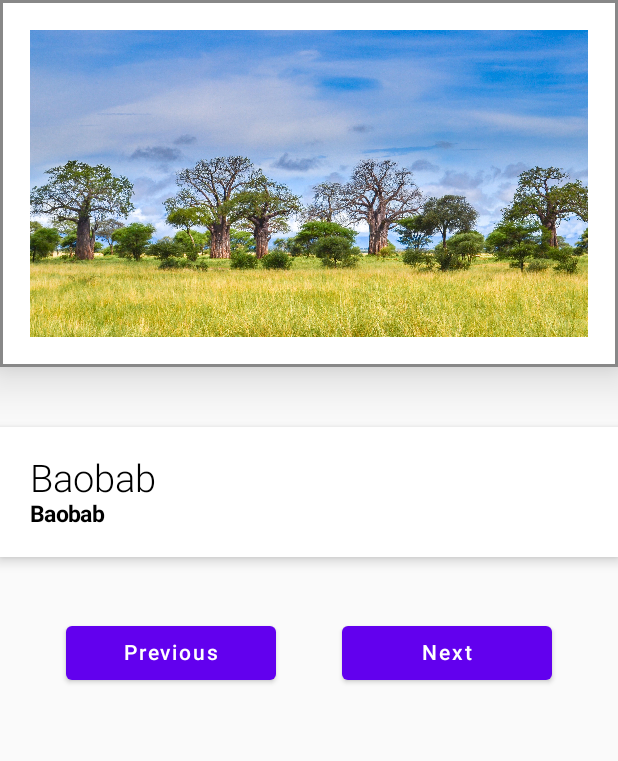
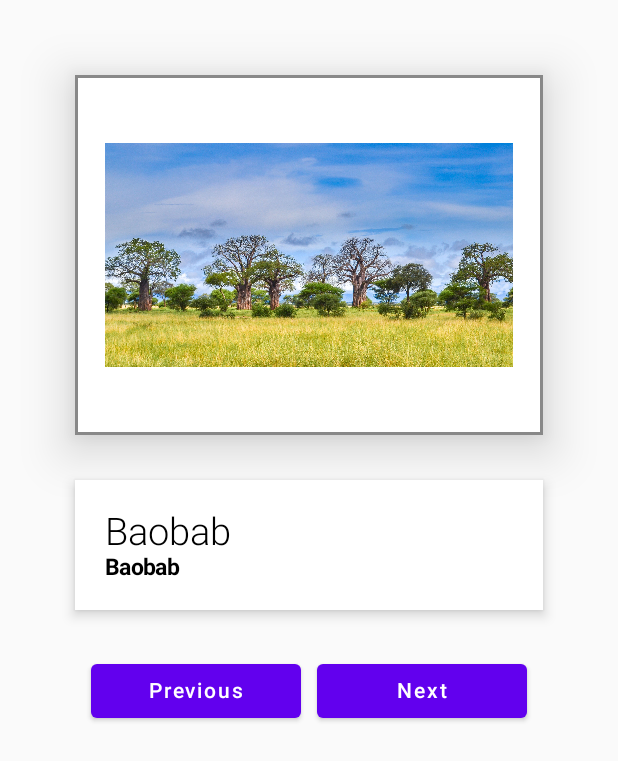
Before and after one commit to 23knn/Art_Space, an Android app built with Jetpack Compose: the screen it shows after launch (MainActivity), on a phone screen of 412 x 824 dp. Shown: the top 761 px of the screen. Run offline under Robolectric (Android 15) with nearby library versions, the phone set to English and light mode, and no system bars.

Commit message:
fixed the image container size to prevent the composables from moving when image size changes

```diff
--- a/app/src/main/java/com/example/artspace/MainActivity.kt
+++ b/app/src/main/java/com/example/artspace/MainActivity.kt
@@ -41,11 +41,11 @@ fun ArtSpaceApp(modifier: Modifier = Modifier){
         mutableStateOf(0)
     }
 
-    Column(modifier = modifier){
-        ArtWork(artWorks, currentImage, modifier = Modifier)
-        Spacer(Modifier.height(40.dp))
-        Description(descriptions, currentImage, modifier = Modifier)
-        Spacer(Modifier.height(40.dp))
+    Column(modifier = modifier.padding(50.dp)){
+        ArtWork(artWorks, currentImage, modifier = modifier)
+        Spacer(Modifier.height(30.dp))
+        Description(descriptions, currentImage, modifier = modifier)
+        Spacer(Modifier.height(30.dp))
         Row(
             modifier = modifier,
             horizontalArrangement = Arrangement.SpaceEvenly
@@ -65,9 +65,9 @@ fun ArtWork(artWorks: List<Int>, currentImage: Int, modifier: Modifier = Modifie
         border = BorderStroke(2.dp, Color.Gray)
     ) {
         Column(
-            modifier = Modifier.padding(20.dp)
+            modifier = modifier.padding(20.dp).height(200.dp)
         ){
-            Image(painter = painterResource(id = artWorks[currentImage]), contentDescription = "art")
+            Image(painter = painterResource(id = artWorks[currentImage]), contentDescription = "art", modifier.fillMaxSize())
         }
     }
 }
@@ -76,7 +76,7 @@ fun ArtWork(artWorks: List<Int>, currentImage: Int, modifier: Modifier = Modifie
 fun Description(descriptions: List<Int>, currentImage: Int, modifier: Modifier = Modifier){
     Surface(
         elevation = 5.dp,
-        modifier = modifier.fillMaxWidth()
+        modifier = modifier
     ) {
         Column(
             modifier = modifier.padding(20.dp)
```
